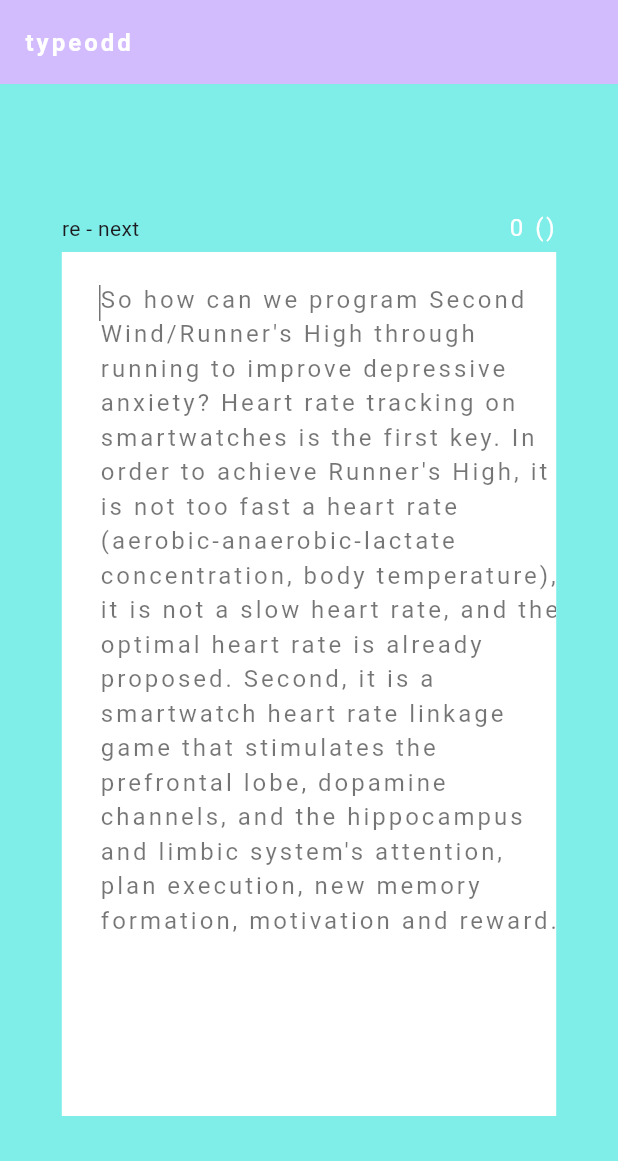
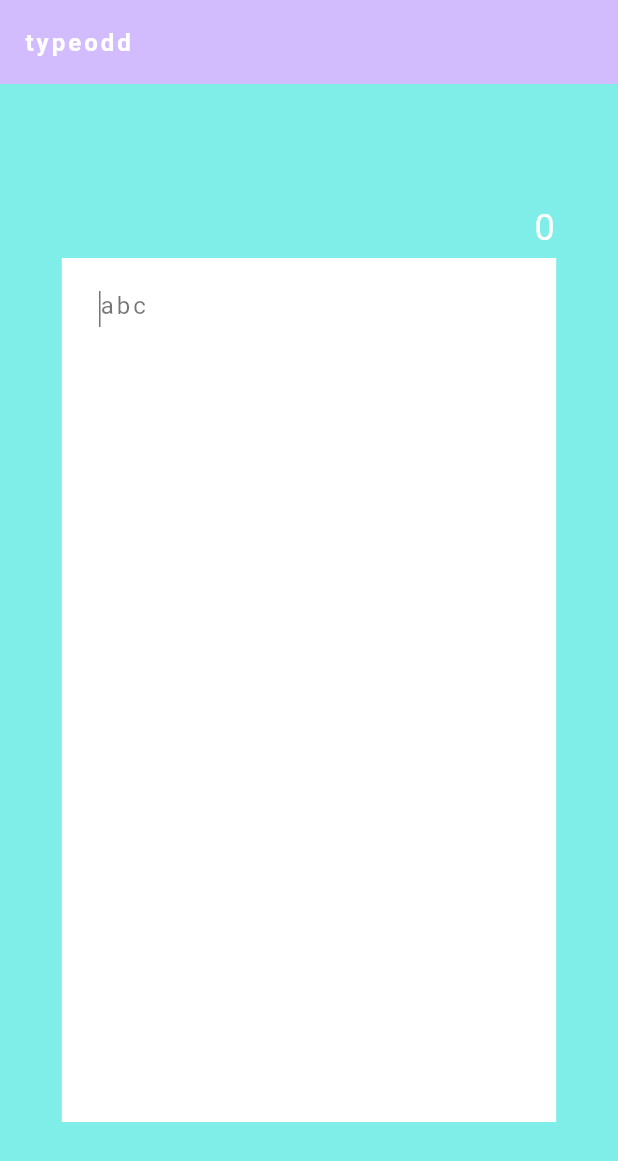
Before and after one commit to zendoclab/typeodd, a Flutter app: the screen it shows after launch, on a phone screen of 412 x 824 dp. Shown: the top 1161 px of the screen. Run offline on Flutter 3.47's test engine with Material 3 defaults, Android fonts, the phone set to English and light mode, and no system bars.

Commit message:
before iconbutton

```diff
--- a/lib/main.dart
+++ b/lib/main.dart
@@ -7,6 +7,7 @@ import 'package:flutter/services.dart';
 /*
 - 엔딩(re,next) 왼쪽상단
 - 카피라이팅 ?링크(설명글,커뮤니티) 배치
+- html에 meta 데이터입력
 */
 
 Future<void> main() async {
@@ -32,8 +33,9 @@ class MyApp extends StatelessWidget {
   }
 }
 
-List<String> blogText = [
-  'I watched a touching video of a parrot who danced with the parrot for months to help a parrot pluck out all its feathers because of depression, and the parrot enjoyed dancing, stopped plucking feathers, and finally grew abundantly and returned to a very joyful personality. Anxiety is based on evidence that I am safe or can be safe (new thoughts and experiences) or memories, and from then on, anxiety is reduced through negative feedback (anxiety and anxiety disorders are different). Depression can help improve depression if you have evidence or memories that you are not getting worse or that you can get better (depression and depression are different). The most primitive exercises for humans are walking and running, so in the 21st century, in the gym, we\'re still hanging on the treadmill the longest.',
+List<String> blogText = ['abc'];
+
+List<String> blogText1 = ['I watched a touching video of a parrot who danced with the parrot for months to help a parrot pluck out all its feathers because of depression, and the parrot enjoyed dancing, stopped plucking feathers, and finally grew abundantly and returned to a very joyful personality. Anxiety is based on evidence that I am safe or can be safe (new thoughts and experiences) or memories, and from then on, anxiety is reduced through negative feedback (anxiety and anxiety disorders are different). Depression can help improve depression if you have evidence or memories that you are not getting worse or that you can get better (depression and depression are different). The most primitive exercises for humans are walking and running, so in the 21st century, in the gym, we\'re still hanging on the treadmill the longest.',
   'Can a treadmill help with anxiety and depression? Of course it helps. First of all, exercising during the time of sunrise activates serotonin and strengthens melatonin at night to normalize biological rhythms, facilitating the regeneration of the body and brain throughout while sleeping. Walking and running are not unconscious acts, so they are consciously based on some purpose and plan, thus stimulating and awakening the prefrontal lobe, dopamine transmission system, hippocampus and limbic system. Just as taking antidepressants SSRIs, SNRIs, and NDRIs for a set period of time can help with constant exercise, just as they act on the aforementioned neuronal regeneration and neurotransmitters to treat depressive anxiety compulsions, etc. You can also try to take healing to a higher level by running (whether on a treadmill or on the grass in a park). There is a so-called Runner\'s High or Second Wind',
   'When running, lactic acid accumulates in the leg muscles due to anaerobic metabolism, and for a more long-term run, the breath is up to the chin until it is converted to aerobic metabolism, and the heat is stiff all over the body, and I want to give up everything, but finally, as endorphin and anandamide are released, the blood vessels of the heart and lung muscles relax, and it is converted to aerobic metabolism, so running suddenly becomes comfortable and the pain disappears! It is also a positive thought. Running exercises can become daily self-denial training through this process. Self-denial means that in a difficult situation (even if you make it on purpose), you somehow hold on and break through the gaps and break through. It\'s so hard when I start that I can\'t even imagine if I\'ll be able to make it to the end, but all animals and living beings, especially humans, have the inherent power to break through crisis situations (extra energy through endorphins and anandamides), so if you persist, you will eventually do it.',
   'Second Wind (self-denial) through running exercise habits Furthermore, Runner\'s High may be an opportunity to maximize the effectiveness of exercise for anxiety and depression. It can act like a powerful herbal medicine for treatment-resistant depression, like esketamine or electroconvulsive therapy. So, what if you administer that good endorphin, anandamide, externally? Everyone knows very well what the consequences are if you habitually use narcotic analgesics, which are substitutes for endogenous endorphins, even though you do not have cancer pain. Likewise, there is no psychological conflict, but what happens if you habitually use hemp or THC, which are substitutes for endogenous anandamide, becomes a slacker waster. Living organisms, especially the human body, must change while maintaining homeostasis, and if homeostasis is unilaterally destroyed through exogenous substances or stimuli, it will become a waste or die. That\'s why the process of no pain, no gain is so important. That\'s why drugs are not used casually, but only when it is difficult enough to die or when it is absolutely necessary.',
@@ -41,8 +43,8 @@ List<String> blogText = [
   'In Korea, there are not many altitudes of 2500 meters above sea level, so it doesn\'t matter, but overseas, even if you are not a mountain climber, you should be careful of altitude sickness when going to common tourist destinations such as Aspen in Colorado, Machu Picchu in Peru, and Tibet Plateau in the United States. Altitude sickness is caused by hypoxia, and like that terrible briquette gas poisoning, high-altitude cerebral edema can occur, leaving permanent impairment in brain function and death due to high-altitude pulmonary edema. Around 2000 meters above sea level, 22% experience altitude sickness, and from 3000 meters above sea level, more than 40%. Headache, vomiting, anorexia, fatigue, dizziness, and insomnia occur within 6 to 12 hours after ascending to high altitude, and most of them improve as they adapt to the high altitude, but some may change to fatal conditions.',
   'From 2500 meters, you must go through a 24-hour acclimatization period every time you climb 600 meters to reduce altitude sickness. Acetazolamide can be used as a preventive treatment, ibuprofen for headaches, dexamethasone for symptoms of high-altitude cerebral edema such as incoordination or altered consciousness, and beta2 such as ventolin for high-altitude pulmonary edema with dyspnea such as tachypnea, cough, hemoptysis, and fever. Use an antidote in an emergency. Altitude sickness should not be thought of as just suffering from headache, vomiting, and dizziness when climbing an alpine zone. It is important to know that the aftereffects are no different from a stroke, and that permanent damage to motor function, emotion control function, memory and cognitive function may occur. Even if you are young and have good physical strength, you must be prepared because the prognosis is unknown.',
   'In the U.S., up until the early to mid-20th century, the disparagement of the dumbing down of the college diploma was somewhat aligned with anti-intellectualism, including the atlas author and philosopher Ayn Rand. The idea is that gut and sense are more important to success than knowledge. By the end of the 20th century, many people were self-brainwashing themselves by playing Protestant success cassette tapes while driving. The issue of the value of a college diploma was raised, Silicon Valley\'s culture of not investing in diploma-happy people, including Harvard dropouts like Bill Gates and Mark Zuckerberg, continues in the 21st century in the U.S. (In the beginning, Western civilization was a civilization of exploration and conquest, and Northeast Asian civilization was a totalitarian class society developed from large-scale relational agriculture, so there are different value judgments about risk-taking, and Silicon Valley-educated masayohi Sohn\'s obsession with diplomas may have been influenced by his Northeast Asian cultural roots as well as his lack of foundation and affordability as a third-generation immigrant).'
-  'Toward the end of the 20th century, the logical, smart guys who were considered nerds began to rise to prominence. With the advent of CPUs, they were able to draw diagrams, create sequential systems, family trees, create related communities, form markets, build kingdoms, and finally empires like MS and Google. From 2010, competition among nerds became so fierce that humans who were not just smart in terms of CPU logic, but also logical geniuses and prophets (using microLSDs on purpose) humans who could think in terms of GPUs and come up with novel conclusions out of nowhere began to stand out. Now, only those who excel at CPU+GPU thinking are invested and survive. GPU humans are more like fixers. It\'s more of a hunch, not a logic. The reason chatGPT lies (halucination) is not because it is a bad guy (logic like bad guy good guy is a CPU method of taking a snapshot of a cross-section of a phenomenon), but because the interpretation of an ever-changing phenomenon is always fluid and reserved, like a shaman or a doctor (my profession). That\'s why strong GPU thinkers are fixers, not builders.'
-  'I\'ve had memory problems since I was a kid. To bypass this problem, I\'ve been practicing meditation and other exercises to improve my prefrontal concentration and working memory, and to focus on thinking that relies on it. It\'s not a systematic, sequential thinking, but rather a way of collecting a lot of data, going through trial and error, waiting for it to ferment properly, and when the answer suddenly comes, proceeding and integrating it accordingly. The way the hippocampus pulls in data and processes it is more CPU-like, while the prefrontal working memory is more GPU-like. Unfortunately, I may have developed the ability to think synthetically and predictively, but not the ability to plan and build for the long term.'
+      'Toward the end of the 20th century, the logical, smart guys who were considered nerds began to rise to prominence. With the advent of CPUs, they were able to draw diagrams, create sequential systems, family trees, create related communities, form markets, build kingdoms, and finally empires like MS and Google. From 2010, competition among nerds became so fierce that humans who were not just smart in terms of CPU logic, but also logical geniuses and prophets (using microLSDs on purpose) humans who could think in terms of GPUs and come up with novel conclusions out of nowhere began to stand out. Now, only those who excel at CPU+GPU thinking are invested and survive. GPU humans are more like fixers. It\'s more of a hunch, not a logic. The reason chatGPT lies (halucination) is not because it is a bad guy (logic like bad guy good guy is a CPU method of taking a snapshot of a cross-section of a phenomenon), but because the interpretation of an ever-changing phenomenon is always fluid and reserved, like a shaman or a doctor (my profession). That\'s why strong GPU thinkers are fixers, not builders.'
+      'I\'ve had memory problems since I was a kid. To bypass this problem, I\'ve been practicing meditation and other exercises to improve my prefrontal concentration and working memory, and to focus on thinking that relies on it. It\'s not a systematic, sequential thinking, but rather a way of collecting a lot of data, going through trial and error, waiting for it to ferment properly, and when the answer suddenly comes, proceeding and integrating it accordingly. The way the hippocampus pulls in data and processes it is more CPU-like, while the prefrontal working memory is more GPU-like. Unfortunately, I may have developed the ability to think synthetically and predictively, but not the ability to plan and build for the long term.'
 ];
 
 class MyHomePage extends StatefulWidget {
@@ -91,7 +93,9 @@ class _MyHomePageState extends State<MyHomePage> {
     _lastKeystroke = now;
   }
 
+  Color backCol = const Color(0xFF80EEE8);
 
+  int oddCalc = 0;
 
   double curwid = 1;
 
@@ -125,10 +129,6 @@ class _MyHomePageState extends State<MyHomePage> {
     super.dispose();
   }
 
-  Color backCol = const Color(0xFF80EEE8);
-
-  int oddCalc = 0;
-
   @override
   Widget build(BuildContext context) {
     return Scaffold(
@@ -147,22 +147,23 @@ class _MyHomePageState extends State<MyHomePage> {
           children: [
             Container(
               width: constraints.maxWidth * 0.8,
-              height: 32,
+              height: 40,
               color: Colors.transparent,
               child: Row(
                 mainAxisAlignment: MainAxisAlignment.spaceBetween,
                 children: <Widget>[
-                  Text('re - next'),
-                  oddCalc==0 ?
+                  originText.length==0 ?
+                  Text('re - next') : const Text(''),
+                  oddCalc==0 || originText.length==0 ?
                   Text(
-                    '${oddScore.toString()} ()',
-                    style: commonTextStyle.copyWith(color: Colors.white ),
+                    '${oddScore.toString()}',
+                    style: commonTextStyle.copyWith(color: Colors.white, fontSize: Theme.of(context).textTheme.headlineSmall?.fontSize ),
                   ) : oddCalc>0 ? Text(
-                    '${oddScore.toString()} ($oddCalc)',
-                    style: commonTextStyle.copyWith(color: Colors.white ),
+                    '${oddScore.toString()} (+$oddCalc)',
+                    style: commonTextStyle.copyWith(color: Colors.white, fontSize: Theme.of(context).textTheme.headlineSmall?.fontSize ),
                   ): Text(
                     '${oddScore.toString()} ($oddCalc)',
-                    style: commonTextStyle.copyWith(color: Colors.white ),
+                    style: commonTextStyle.copyWith(color: Colors.white, fontSize: Theme.of(context).textTheme.headlineSmall?.fontSize ),
                   ),
                 ],
               ),
@@ -192,7 +193,7 @@ class _MyHomePageState extends State<MyHomePage> {
                       child: SizedBox(
                         width: constraints.maxWidth * 0.75,
                         height: constraints.maxHeight * 0.7,
-                        child: TextField(
+                        child: originText.length==0 ? Text('re - next') : TextField(
                           maxLengthEnforcement: MaxLengthEnforcement.none,
                           maxLines: null,
                           controller: controller,
@@ -265,24 +266,11 @@ class _MyHomePageState extends State<MyHomePage> {
                         ),
                       ),
                     ),
-            /*
-              Positioned(
-                      top: 102,
-                      left: 70,
-                      child: SizedBox(
-                        width: 500,
-                        height: 200,
-                        child: Text('speed: $curwid \n bool: $resp\n  text: $text\n ori: $originText\n deu: $deducedText \n $_typingSpeed'),
-                      ),
-                    ),
-                    */
-
                   ],
                 ),
               ),
           ],
         ),
-
       ),
       ); }),
     );
```
